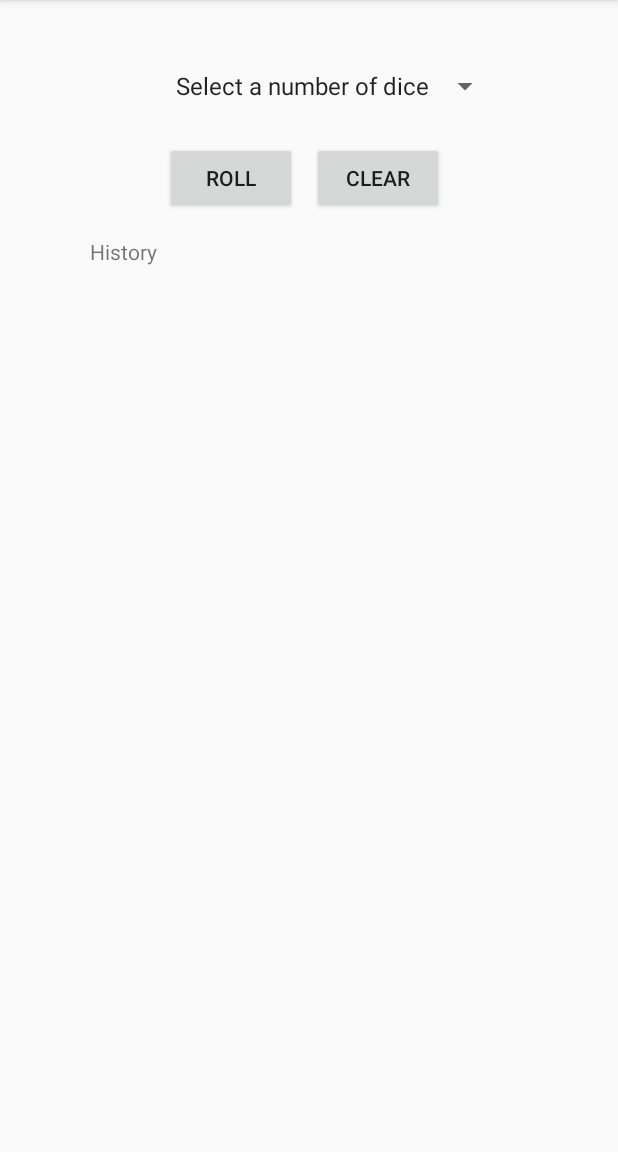
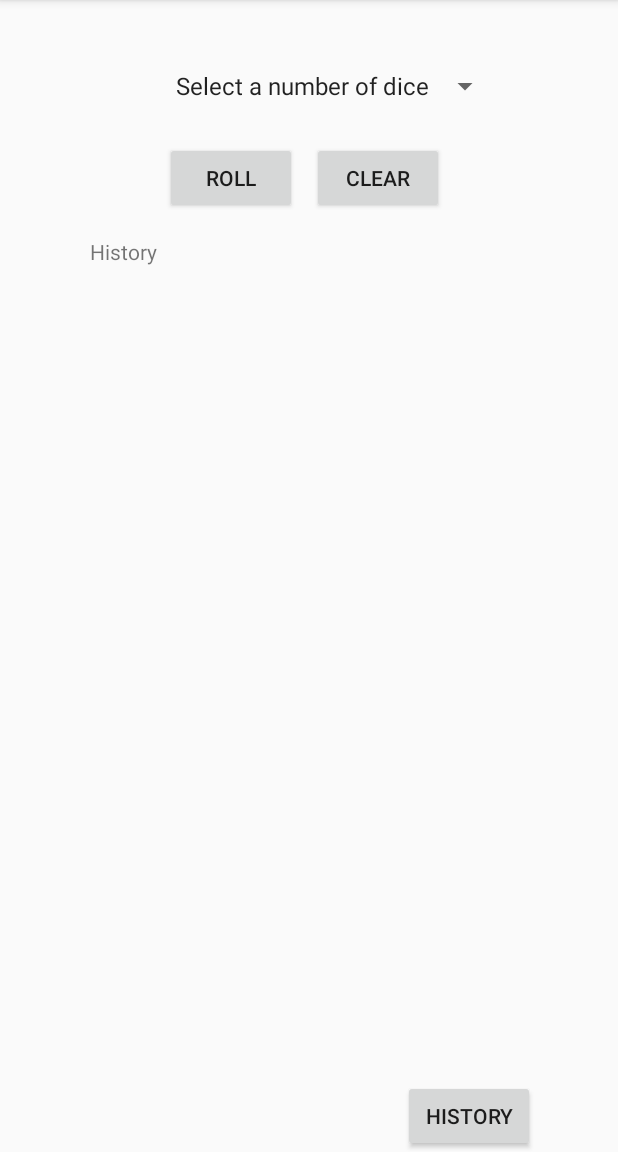
Before and after one commit to Thei1186/TDiceApp, an Android app: the screen it shows after launch (MainActivity), on a phone screen of 412 x 824 dp, the part 84-1236 px from its top. Run offline under Robolectric (Android 15) with nearby library versions, the phone set to English and light mode, and no system bars.

Commit message:
change view

```diff
--- a/app/src/main/java/com/example/tdiceapp/MainActivity.java
+++ b/app/src/main/java/com/example/tdiceapp/MainActivity.java
@@ -3,6 +3,7 @@ package com.example.tdiceapp;
 import androidx.appcompat.app.AppCompatActivity;
 
 import android.content.Context;
+import android.content.Intent;
 import android.media.Image;
 import android.os.Bundle;
 import android.view.View;
@@ -40,6 +41,14 @@ public class MainActivity extends AppCompatActivity {
         diceContainer = findViewById(R.id.LL_dice_container);
         spnDiceQuantity = findViewById(R.id.spn_dice);
 
+        Button btnHistory = findViewById(R.id.btn_history);
+        btnHistory.setOnClickListener(new View.OnClickListener() {
+            @Override
+            public void onClick(View v) {
+                openHistory();
+            }
+        });
+
         diceAdapter = new ArrayAdapter<>(this, android.R.layout.simple_expandable_list_item_1,
                 getResources().getStringArray(R.array.dice_options));
         diceAdapter.setDropDownViewResource(android.R.layout.simple_spinner_dropdown_item);
@@ -75,6 +84,13 @@ public class MainActivity extends AppCompatActivity {
                 clearHistory();
             }
         });
+    }
+
+    private void openHistory() {
+        Intent intent = new Intent(this, HistoryActivity.class);
+        Bundle b = new Bundle();
+
+        startActivity(intent);
     }
 
     private void getSelection(LinearLayout container) {
--- a/app/src/main/res/layout/activity_main.xml
+++ b/app/src/main/res/layout/activity_main.xml
@@ -66,7 +66,17 @@
         android:layout_marginTop="10sp"
         android:layout_marginStart="55sp"
         android:layout_marginEnd="55sp"
-        android:layout_marginBottom="20sp">
+        android:layout_marginBottom="20sp"
+        android:layout_above="@+id/btn_history">
     </ListView>
+    <Button
+        android:id="@+id/btn_history"
+        android:layout_width="wrap_content"
+        android:layout_height="wrap_content"
+        android:text="@string/history"
+        android:layout_alignParentBottom="true"
+        android:layout_alignParentEnd="true"
+        android:layout_marginEnd="55sp"
+        />
 
 </RelativeLayout>
--- a/app/src/main/res/values/strings.xml
+++ b/app/src/main/res/values/strings.xml
@@ -5,7 +5,8 @@
     <string name="history_title">History</string>
     <string name="clear">Clear</string>
     <string name="spn_no_choice">You need to make a selection first</string>
-    <string name="back">back</string>
+    <string name="back">Back</string>
+    <string name="history">History</string>
 
     <string-array name="dice_options">
         <item>Select a number of dice</item>
```
Also changed, not shown: app/src/main/java/com/example/tdiceapp/HistoryActivity.java (+14 -2 lines).
